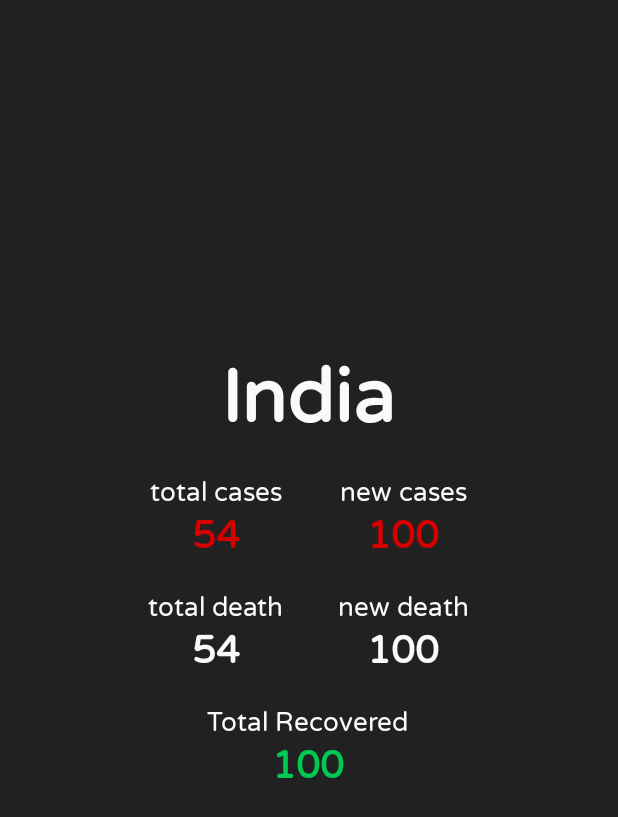
After one commit to vaibhavanand31/Covid19Tracker, an Android app: the CountryDetail screen opened directly, with no data from a screen before it, on a phone screen of 412 x 824 dp. The commit adds this screen. Shown: the top 817 px of the screen. Run offline under Robolectric (Android 15) with nearby library versions, the phone set to English and light mode, and no system bars; our stand-ins replace Room's generated code; libraries missing offline, so code that uses them is left out: com.facebook.stetho; 3 statements that could not run were skipped.

Commit message:
Countries Detail, UI updated

```diff
--- a/app/src/main/java/com/example/covid19tracker/ui/main/CountriesAdapter.kt
+++ b/app/src/main/java/com/example/covid19tracker/ui/CountriesAdapter.kt
@@ -1,4 +1,4 @@
-package com.example.covid19tracker.ui.main
+package com.example.covid19tracker.ui
 
 import android.view.LayoutInflater
 import android.view.View
--- a/app/src/main/java/com/example/covid19tracker/ui/main/CountriesFragment.kt
+++ b/app/src/main/java/com/example/covid19tracker/ui/CountriesFragment.kt
@@ -1,4 +1,4 @@
-package com.example.covid19tracker.ui.main
+package com.example.covid19tracker.ui
 
 import android.content.Intent
 import android.os.Bundle
@@ -7,10 +7,15 @@ import android.view.View
 import android.view.ViewGroup
 import androidx.fragment.app.Fragment
 import androidx.fragment.app.viewModels
+import androidx.lifecycle.observe
 import com.example.covid19tracker.CovidApplication
 import com.example.covid19tracker.data.SummaryRepository
 import com.example.covid19tracker.data.models.Country
 import com.example.covid19tracker.databinding.CountriesFragmentBinding
+import com.example.covid19tracker.ui.detail.CountryDetail
+import com.example.covid19tracker.ui.main.SummaryViewModel
+import com.example.covid19tracker.ui.main.SummaryViewModelFactory
+import java.io.Serializable
 
 class CountriesFragment(): Fragment() {
 
@@ -18,7 +23,11 @@ class CountriesFragment(): Fragment() {
         val apiService = (requireActivity().applicationContext as CovidApplication).serviceLocator.apiService
         val database = (requireActivity().applicationContext as CovidApplication).serviceLocator.database
         val dogRepository = SummaryRepository(apiService, database)
-        SummaryViewModelFactory(dogRepository, this, arguments)
+        SummaryViewModelFactory(
+            dogRepository,
+            this,
+            arguments
+        )
     }
 
     lateinit var binding: CountriesFragmentBinding
@@ -29,11 +38,13 @@ class CountriesFragment(): Fragment() {
         savedInstanceState: Bundle?
     ): View? {
         binding = CountriesFragmentBinding.inflate(inflater, container, false)
-        val adapter = CountriesAdapter(object: CountryClickListner {
-            override fun onCountryClick(country: Country) {
-                viewModel.onCountryClick(country)
-            }
-        })
+        val adapter =
+            CountriesAdapter(object :
+                CountryClickListner {
+                override fun onCountryClick(country: Country) {
+                    viewModel.onCountryClick(country)
+                }
+            })
 
         binding.countriesRecyclerView.adapter = adapter
 
@@ -44,11 +55,11 @@ class CountriesFragment(): Fragment() {
 
         viewModel.navigateToCountryDetail.observe(viewLifecycleOwner){
             it?.let {
-//                val intent = Intent(activity, CountryDetailActivity::class.java).apply {
-//                    putExtra("countryInfo", it)
-//                }
-//                startActivity(intent)
-//                viewModel.onNavigateToCountryDetailsComplete()
+                val intent = Intent(activity, CountryDetail::class.java).apply {
+                    putExtra("countryInfo", it as Serializable)
+                }
+                startActivity(intent)
+                viewModel.onNavigateToCountryDetailsComplete()
             }
         }
 
--- /dev/null
+++ b/app/src/main/java/com/example/covid19tracker/ui/detail/CountriesDViewModel.kt
@@ -0,0 +1,32 @@
+package com.example.covid19tracker.ui.detail
+
+import android.util.Log
+import androidx.lifecycle.LiveData
+import androidx.lifecycle.MutableLiveData
+import androidx.lifecycle.ViewModel
+import androidx.lifecycle.ViewModelProvider
+import com.example.covid19tracker.data.SummaryRepository
+import com.example.covid19tracker.data.models.Country
+import java.lang.IllegalArgumentException
+
+class CountriesDViewModel (
+    private val repository : SummaryRepository,
+    private val country : Country) : ViewModel(){
+
+
+    val countryDetail = country;
+}
+
+
+class CountryDModelFactory(
+    private val repository: SummaryRepository,
+    private val country : Country?) : ViewModelProvider.Factory{
+
+    override fun <T : ViewModel?> create(modelClass: Class<T>): T {
+        if (modelClass.isAssignableFrom(CountriesDViewModel::class.java)) {
+            return CountriesDViewModel(repository,country!!) as T
+        }
+
+        throw IllegalArgumentException("Not supported")
+    }
+}
--- /dev/null
+++ b/app/src/main/java/com/example/covid19tracker/ui/detail/CountryDetail.kt
@@ -0,0 +1,46 @@
+package com.example.covid19tracker.ui.detail
+import androidx.appcompat.app.AppCompatActivity
+import android.os.Bundle
+import androidx.activity.viewModels
+import com.example.covid19tracker.CovidApplication
+import com.example.covid19tracker.R
+import com.example.covid19tracker.data.SummaryRepository
+import com.example.covid19tracker.data.models.Country
+import kotlinx.android.synthetic.main.activity_country_detail.*
+
+class CountryDetail : AppCompatActivity() {
+
+    private val viewModel by viewModels<CountriesDViewModel> {
+
+
+        val apiService = (applicationContext as CovidApplication).serviceLocator.apiService
+        val database = (applicationContext as CovidApplication).serviceLocator.database
+        val repository = SummaryRepository(apiService,database)
+        val country : Country? = intent.getSerializableExtra("countryInfo") as Country?
+        CountryDModelFactory(repository, country)
+
+    }
+    override fun onCreate(savedInstanceState: Bundle?) {
+        super.onCreate(savedInstanceState)
+        setContentView(R.layout.activity_country_detail)
+
+
+        setData(viewModel.countryDetail)
+    }
+
+
+    fun setData(country : Country){
+
+        txtCountryName.setText(country.country)
+
+        totalCase.setText(String.format(country.totalConfirmed.toString()))
+        txtNewCase.setText(String.format(country.newConfirmed.toString()))
+
+        txtNewDeath.setText(country.newDeaths.toString())
+        txtTotalDeath.setText(country.totalDeaths.toString())
+
+        txtTotalRecovered.setText(country.totalRecovered.toString())
+        //txt_totalcase.setText(country.totalConfirmed)
+
+    }
+}
--- a/app/src/main/java/com/example/covid19tracker/ui/main/MainActivity.kt
+++ b/app/src/main/java/com/example/covid19tracker/ui/main/MainActivity.kt
@@ -11,7 +11,8 @@ class MainActivity : AppCompatActivity() {
         super.onCreate(savedInstanceState)
         setContentView(R.layout.activity_main)
 
-        mainViewPager.adapter = MainViewPagerAdapter(this)
+        mainViewPager.adapter =
+            MainViewPagerAdapter(this)
         TabLayoutMediator(mainTabLayout, mainViewPager) { tab, position ->
             tab.setText(MainTab.values()[position].titleRes)
         }.attach()
--- a/app/src/main/java/com/example/covid19tracker/ui/main/MainViewPagerAdapter.kt
+++ b/app/src/main/java/com/example/covid19tracker/ui/main/MainViewPagerAdapter.kt
@@ -5,6 +5,8 @@ import androidx.fragment.app.Fragment
 import androidx.fragment.app.FragmentActivity
 import androidx.viewpager2.adapter.FragmentStateAdapter
 import com.example.covid19tracker.R
+import com.example.covid19tracker.ui.CountriesFragment
+import com.example.covid19tracker.ui.WorldFragment
 
 class MainViewPagerAdapter(fragmentActivity: FragmentActivity): FragmentStateAdapter(fragmentActivity) {
     override fun getItemCount(): Int  = MainTab.values().size
--- /dev/null
+++ b/app/src/main/res/layout/activity_country_detail.xml
@@ -0,0 +1,255 @@
+<?xml version="1.0" encoding="utf-8"?>
+<RelativeLayout
+    xmlns:android="http://schemas.android.com/apk/res/android"
+    xmlns:app="http://schemas.android.com/apk/res-auto"
+    xmlns:tools="http://schemas.android.com/tools"
+    android:layout_width="match_parent"
+    android:layout_height="match_parent"
+    tools:context=".ui.detail.CountryDetail"
+    android:background="@color/grey900"
+    >
+
+
+    <TextView
+        android:id="@+id/txtCountryName"
+        android:layout_width="wrap_content"
+        android:layout_height="wrap_content"
+        android:layout_centerInParent="true"
+        android:layout_alignParentTop="true"
+        android:layout_marginTop="230dp"
+        android:text="@string/sample_country"
+        android:textStyle="bold"
+        android:textSize="50sp"
+        android:fontFamily="@font/varela_round"
+        android:textColor="#fafafa"
+        />
+
+    <LinearLayout
+        android:layout_width="250dp"
+        android:layout_height="wrap_content"
+        android:layout_centerInParent="true"
+        android:layout_below="@id/txtCountryName"
+        android:layout_marginTop="20dp"
+        android:orientation="vertical">
+
+        <LinearLayout
+            android:layout_width="match_parent"
+            android:layout_height="wrap_content"
+            android:orientation="horizontal">
+
+            <LinearLayout
+                android:layout_width="wrap_content"
+                android:layout_height="wrap_content"
+                android:orientation="vertical"
+                android:layout_weight="1"
+                android:gravity="center">
+                <TextView
+                    android:layout_width="wrap_content"
+                    android:layout_height="wrap_content"
+                    android:text="total cases"
+                    android:textSize="17sp"
+                    android:textColor="@color/grey50"
+                    />
+
+                <TextView
+                    android:id="@+id/totalCase"
+                    android:layout_width="wrap_content"
+                    android:layout_height="wrap_content"
+                    android:text="54"
+                    android:textSize="25sp"
+                    android:fontFamily="@font/varela_round"
+                    android:textColor="@color/redA700"
+                    android:textStyle="bold"
+                    />
+            </LinearLayout>
+
+
+            <LinearLayout
+                android:layout_width="wrap_content"
+                android:layout_height="wrap_content"
+                android:orientation="vertical"
+                android:layout_weight="1"
+                android:gravity="center">
+                <TextView
+                    android:layout_width="wrap_content"
+                    android:layout_height="wrap_content"
+                    android:text="new cases"
+                    android:textSize="17sp"
+                    android:textColor="@color/grey50"
+                    />
+
+                <TextView
+                    android:id="@+id/txtNewCase"
+                    android:layout_width="wrap_content"
+                    android:layout_height="wrap_content"
+                    android:text="100"
+                    android:textSize="25sp"
+                    android:fontFamily="@font/varela_round"
+                    android:textColor="@color/redA700"
+                    android:textStyle="bold"
+                    />
+            </LinearLayout>
+
+
+
+        </LinearLayout>
+
+
+        <LinearLayout
+            android:layout_width="match_parent"
+            android:layout_height="wrap_content"
+            android:orientation="horizontal"
+            android:layout_marginTop="20dp">
+
+            <LinearLayout
+                android:layout_width="wrap_content"
+                android:layout_height="wrap_content"
+                android:orientation="vertical"
+                android:layout_weight="1"
+                android:gravity="center">
+
+                <TextView
+                    android:layout_width="wrap_content"
+                    android:layout_height="wrap_content"
+                    android:text="total death"
+                    android:textSize="17sp"
+                    android:textColor="@color/grey50"
+
+                    />
+
+                <TextView
+                    android:id="@+id/txtTotalDeath"
+                    android:layout_width="wrap_content"
+                    android:layout_height="wrap_content"
+                    android:text="54"
+                    android:textSize="25sp"
+                    android:fontFamily="@font/varela_round"
+                    android:textColor="@color/grey50"
+                    android:textStyle="bold"
+                    />
+            </LinearLayout>
+
+
+            <LinearLayout
+                android:layout_width="wrap_content"
+                android:layout_height="wrap_content"
+                android:orientation="vertical"
+                android:layout_weight="1"
+                android:gravity="center">
+                <TextView
+                    android:layout_width="wrap_content"
+                    android:layout_height="wrap_content"
+                    android:text="new death"
+                    android:textSize="17sp"
+                    android:textColor="@color/grey50"
+                    android:fontFamily="@font/varela_round"
+                    />
+
+                <TextView
+                    android:id="@+id/txtNewDeath"
+                    android:layout_width="wrap_content"
+                    android:layout_height="wrap_content"
+                    android:text="100"
+                    android:textSize="25sp"
+                    android:fontFamily="@font/varela_round"
+                    android:textColor="@color/grey50"
+                    android:textStyle="bold"
+                    />
+            </LinearLayout>
+
+
+
+        </LinearLayout>
+
+        <TextView
+            android:layout_width="wrap_content"
+            android:layout_height="wrap_content"
+            android:text="Total Recovered"
+            android:layout_marginTop="20dp"
+            android:layout_gravity="center"
+            android:textColor="@color/grey50"
+            android:textSize="17sp"
+            android:fontFamily="@font/varela_round"/>
+
+        <TextView
+            android:id="@+id/txtTotalRecovered"
+            android:layout_width="wrap_content"
+            android:layout_height="wrap_content"
+            android:layout_gravity="center"
+            android:text="100"
+            android:textSize="25sp"
+            android:fontFamily="@font/varela_round"
+            android:textColor="@color/greenA700"
+            android:textStyle="bold"
+            />
+
+
+       <!-- <LinearLayout
+            android:layout_width="match_parent"
+            android:layout_height="wrap_content"
+            android:orientation="horizontal"
+            android:layout_marginTop="20dp">
+
+            <LinearLayout
+                android:layout_width="wrap_content"
+                android:layout_height="wrap_content"
+                android:orientation="vertical"
+                android:layout_weight="1"
+                android:gravity="center">
+                <TextView
+                    android:layout_width="wrap_content"
+                    android:layout_height="wrap_content"
+                    android:text="total cases"
+                    android:textSize="17sp"
+                    android:textColor="@color/grey50"
+                    android:fontFamily="@font/varela_round"
+                    />
+
+                <TextView
+                    android:layout_width="wrap_content"
+                    android:layout_height="wrap_content"
+                    android:text="54"
+                    android:textSize="25sp"
+                    android:fontFamily="@font/varela_round"
+                    android:textColor="@color/redA700"
+                    android:textStyle="bold"
+                    />
+            </LinearLayout>
+
+
+            <LinearLayout
+                android:layout_width="wrap_content"
+                android:layout_height="wrap_content"
+                android:orientation="vertical"
+                android:layout_weight="1"
+                android:gravity="center">
+                <TextView
+                    android:layout_width="wrap_content"
+                    android:layout_height="wrap_content"
+                    android:text="total death"
+                    android:textSize="17sp"
+                    android:textColor="@color/grey50"
+                    android:fontFamily="@font/varela_round"
+                    />
+
+                <TextView
+                    android:layout_width="wrap_content"
+                    android:layout_height="wrap_content"
+                    android:text="100"
+                    android:textSize="25sp"
+                    android:fontFamily="@font/varela_round"
+                    android:textColor="@color/redA700"
+                    android:textStyle="bold"
+                    />
+            </LinearLayout>
+        </LinearLayout>-->
+
+
+
+
+
+
+    </LinearLayout>
+
+
+</RelativeLayout>
--- a/app/src/main/res/layout/activity_main.xml
+++ b/app/src/main/res/layout/activity_main.xml
@@ -11,7 +11,12 @@
     <com.google.android.material.tabs.TabLayout
         android:id="@+id/mainTabLayout"
         android:layout_width="match_parent"
-        android:layout_height="48dp" />
+        android:layout_height="48dp"
+        android:background="@color/grey900"
+        app:tabSelectedTextColor="@color/grey50"
+        app:tabTextColor="@color/grey900"
+        app:tabIndicatorFullWidth="false"
+        />
 
     <androidx.viewpager2.widget.ViewPager2
         android:id="@+id/mainViewPager"
--- a/app/src/main/res/layout/world_fragment.xml
+++ b/app/src/main/res/layout/world_fragment.xml
@@ -7,11 +7,42 @@
     android:background="@color/grey900"
     >
 
+    <TextView
+        android:layout_width="wrap_content"
+        android:layout_height="wrap_content"
+        android:fontFamily="@font/varela_round"
+        android:gravity="center"
+        android:text="@string/heading"
+        android:textColor="@color/grey50"
+        android:textSize="26sp"
+        android:textStyle="bold"
+        app:layout_constraintBottom_toBottomOf="parent"
+        app:layout_constraintEnd_toEndOf="parent"
+        app:layout_constraintHorizontal_bias="0.496"
+        app:layout_constraintStart_toStartOf="parent"
+        app:layout_constraintTop_toTopOf="parent"
+        app:layout_constraintVertical_bias="0.193" />
+
+    <TextView
+        android:layout_width="wrap_content"
+        android:layout_height="wrap_content"
+        android:fontFamily="@font/varela_round"
+        android:gravity="center"
+        android:text="@string/heading2"
+        android:textColor="@color/grey50"
+        android:textSize="25sp"
+        android:textStyle="bold"
+        app:layout_constraintBottom_toBottomOf="parent"
+        app:layout_constraintEnd_toEndOf="parent"
+        app:layout_constraintStart_toStartOf="parent"
+        app:layout_constraintTop_toTopOf="parent"
+        app:layout_constraintVertical_bias="0.267" />
+
     <LinearLayout
         android:layout_width="match_parent"
         android:layout_height="wrap_content"
         android:layout_marginStart="8dp"
-        android:layout_marginTop="8dp"
+        android:layout_marginTop="30dp"
         android:layout_marginEnd="8dp"
         android:layout_marginBottom="108dp"
         android:orientation="horizontal"
--- a/app/src/main/res/values/colors.xml
+++ b/app/src/main/res/values/colors.xml
@@ -3,10 +3,6 @@
     <color name="colorPrimary">#6200EE</color>
     <color name="colorPrimaryDark">#3700B3</color>
     <color name="colorAccent">#03DAC5</color>
-
-
-
-    <color name="grey900">#212121</color>
 
     <color name="redA700">#d50000</color>
     <color name="red900">#B71C1C</color>
@@ -19,6 +15,9 @@
     <color name="greenA700">#00C853</color>
     <color name="green900">#1B5E20</color>
 
+    <color name="grey900">#212121</color>
     <color name="grey300">#e0e0e0</color>
     <color name="grey500">#9e9e9e</color>
+
+    <color name="grey50">#fAfAfA</color>
 </resources>
--- a/app/src/main/res/values/strings.xml
+++ b/app/src/main/res/values/strings.xml
@@ -15,4 +15,10 @@
 
     <string name="hello_first_fragment">Hello first fragment</string>
     <string name="hello_second_fragment">Hello second fragment. Arg: %1$s</string>
+
+    <string name="sample_country">India</string>
+
+    <string name="heading">Coronavirus Covid 19</string>
+    <string name="heading2">Global Cases</string>
+
 </resources>
--- a/app/src/main/res/values/styles.xml
+++ b/app/src/main/res/values/styles.xml
@@ -1,24 +1,30 @@
 <resources>
     <!-- Base application theme. -->
-    <style name="AppTheme" parent="Theme.AppCompat.Light.DarkActionBar">
+    <style name="AppTheme" parent="Theme.AppCompat.Light.NoActionBar">
         <!-- Customize your theme here. -->
         <item name="colorPrimary">@color/colorPrimary</item>
         <item name="colorPrimaryDark">@color/colorPrimaryDark</item>
         <item name="colorAccent">@color/colorAccent</item>
+        <item name="fontFamily">@font/varela_round</item>
+
     </style>
 
 
     <style name="labelText"  parent="Widget.AppCompat.TextView">
         <item name="android:textSize">16sp</item>
         <item name="android:textColor">@color/redA700</item>
-        <item name="fontFamily">@font/varela_round</item>
 
     </style>
 
 
     <style name="keyText"  parent="Widget.AppCompat.TextView">
-        <item name="android:textSize">19sp</item>
+        <item name="android:textSize">17sp</item>
         <item name="android:text">@string/confirmed</item>
+    </style>
+
+    <style name="stats_layout" parent="Theme.AppCompat">
         <item name="fontFamily">@font/varela_round</item>
+        <item name="backgroundColor">@color/grey900</item>
     </style>
+
 </resources>
```
Also changed, not shown: app/src/main/AndroidManifest.xml (+4 -4 lines), app/src/main/java/com/example/covid19tracker/ui/WorldFragment.kt (renamed from app/src/main/java/com/example/covid19tracker/ui/main/WorldFragment.kt, +9 -6 lines), app/src/main/java/com/example/covid19tracker/ui/main/SummaryViewModel.kt (+6 -1 lines).
